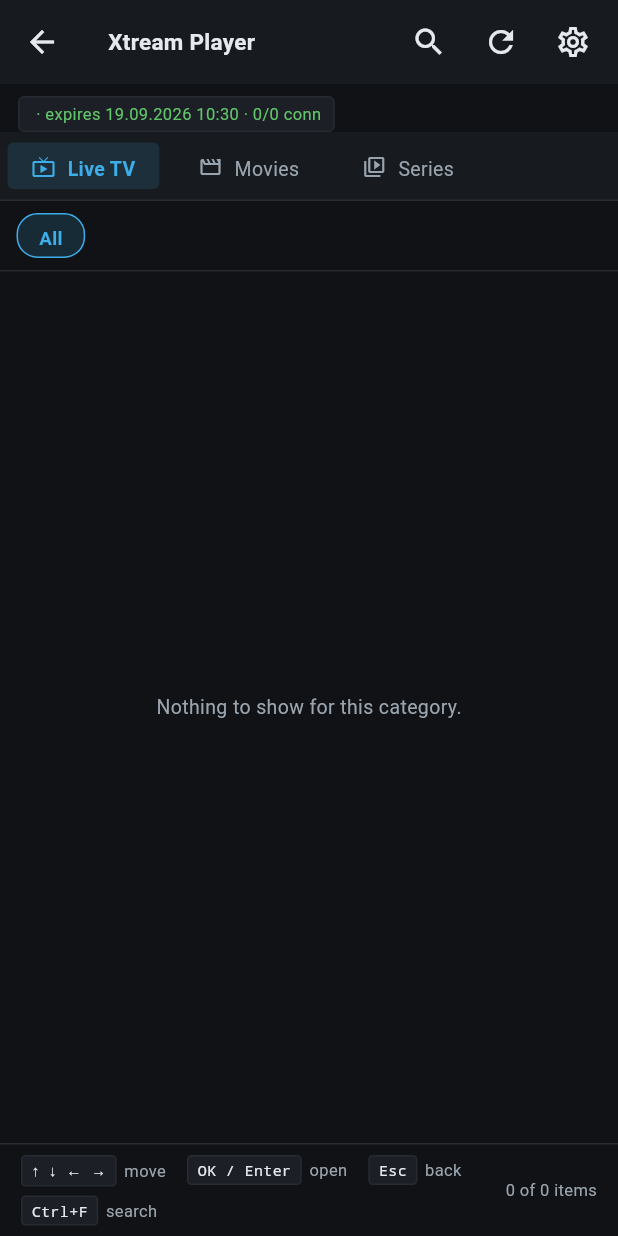
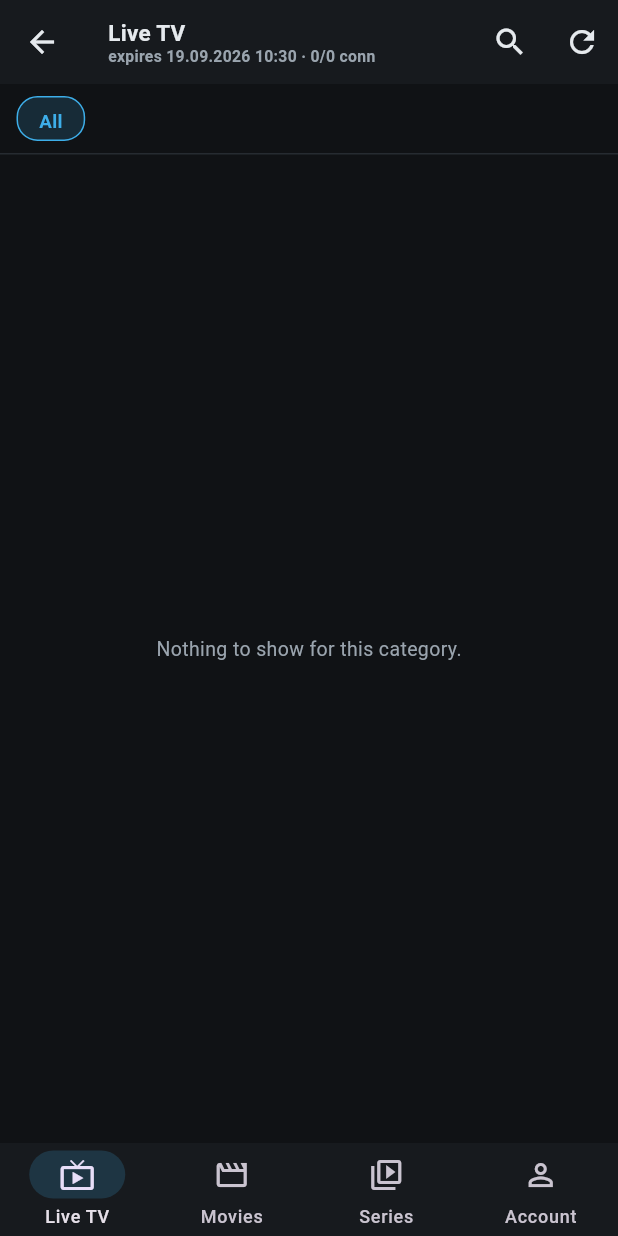
Before and after one commit to dcenhance/xt_client_flutter, a Flutter app: the HomeScreen screen opened directly, on a phone screen of 412 x 824 dp. Run offline on Flutter 3.47's test engine with Material 3 defaults, Android fonts, the phone set to English and light mode, and no system bars; our stand-ins replace shared_preferences; missing offline and left inert: media_kit, media_kit_video; accounts and stored records are empty.

Commit message:
Mobile bottom-navigation UI, iOS and macOS targets
- Android/iOS get a bottom navigation shell (Live TV, Movies, Series, Account)
  with category chips, search toggled from the app bar and the account summary
  as the app-bar subtitle; desktops keep the tab strip + category rail
- settings content is shared between the desktop sheet and the mobile Account tab
- URL rows stack label over a wrapping URL on narrow screens so nothing is clipped
- ios/ and macos/ targets scaffolded; Info.plist carries the NSAllowsArbitraryLoads
  exception plain-HTTP panels need
- CI: added a macOS/iOS job, release attaches all five artifacts

```diff
--- a/analysis_options.yaml
+++ b/analysis_options.yaml
@@ -15,6 +15,8 @@
     - android/**
     - windows/**
     - linux/**
+    - ios/**
+    - macos/**
 
 linter:
   # The lint rules applied to this project can be customized in the
--- a/lib/screens/home_screen.dart
+++ b/lib/screens/home_screen.dart
@@ -1,3 +1,5 @@
+import 'dart:io' show Platform;
+
 import 'package:flutter/material.dart';
 import 'package:flutter/services.dart';
 
@@ -21,6 +23,20 @@
   final _searchFocus = FocusNode();
   final _gridFocus = FocusNode();
   bool _searchOpen = false;
+  int _mobileIndex = 0;
+
+  static const _mobileTabs = <(String, IconData)>[
+    ('Live TV', Icons.live_tv_outlined),
+    ('Movies', Icons.movie_outlined),
+    ('Series', Icons.video_library_outlined),
+    ('Account', Icons.person_outline),
+  ];
+
+  static const _mobileTabsToContent = <ContentTab>[
+    ContentTab.live,
+    ContentTab.movies,
+    ContentTab.series,
+  ];
 
   @override
   void initState() {
@@ -41,6 +57,84 @@
     super.dispose();
   }
 
+  /// Bottom-navigation shell used on Android and iOS.
+  void _selectMobileTab(int index) {
+    setState(() => _mobileIndex = index);
+    if (index < _mobileTabsToContent.length) {
+      appState.setTab(_mobileTabsToContent[index]);
+    }
+  }
+
+  Widget _mobileShell(BuildContext context, AccountInfo? a) {
+    final onContent = _mobileIndex < _mobileTabsToContent.length;
+    return Scaffold(
+      appBar: AppBar(
+        title: onContent
+            ? Column(
+                mainAxisAlignment: MainAxisAlignment.center,
+                crossAxisAlignment: CrossAxisAlignment.start,
+                children: [
+                  Text(_mobileTabs[_mobileIndex].$1),
+                  if (a != null)
+                    Text(
+                      a.expired
+                          ? 'EXPIRED ${a.expiryLabel}'
+                          : 'expires ${a.expiryLabel} · ${a.activeConnections}/${a.maxConnections} conn',
+                      style: TextStyle(
+                        fontSize: 10.5,
+                        color: a.expired ? AppTheme.danger : AppTheme.muted,
+                      ),
+                    ),
+                ],
+              )
+            : const Text('Account'),
+        actions: [
+          if (onContent) ...[
+            IconButton(
+              tooltip: 'Search',
+              icon: Icon(appState.search.isEmpty ? Icons.search : Icons.search_off),
+              onPressed: () {
+                setState(() => _searchOpen = !_searchOpen);
+                if (_searchOpen) _searchFocus.requestFocus();
+              },
+            ),
+            IconButton(
+              tooltip: 'Reload',
+              icon: const Icon(Icons.refresh),
+              onPressed: () => appState.loadContent(appState.tab, refresh: true),
+            ),
+          ],
+        ],
+      ),
+      body: onContent
+          ? Column(
+              children: [
+                if (_searchOpen)
+                  Padding(
+                    padding: const EdgeInsets.fromLTRB(12, 8, 12, 0),
+                    child: _SearchField(controller: _searchController, focusNode: _searchFocus),
+                  ),
+                _CategoryChips(),
+                const Divider(height: 1),
+                Expanded(child: _ContentArea(gridFocus: _gridFocus)),
+                if (appState.busy) const LinearProgressIndicator(minHeight: 2),
+              ],
+            )
+          : const SettingsPage(),
+      bottomNavigationBar: NavigationBar(
+        height: 62,
+        backgroundColor: AppTheme.surface,
+        indicatorColor: AppTheme.accent.withValues(alpha: 0.18),
+        selectedIndex: _mobileIndex,
+        onDestinationSelected: _selectMobileTab,
+        destinations: [
+          for (final (label, icon) in _mobileTabs)
+            NavigationDestination(icon: Icon(icon), label: label),
+        ],
+      ),
+    );
+  }
+
   @override
   Widget build(BuildContext context) {
     return ListenableBuilder(
@@ -48,6 +142,11 @@
       builder: (context, _) {
         final a = appState.account;
         final narrow = MediaQuery.sizeOf(context).width < 720;
+        // Phones and tablets get a bottom navigation shell; desktops keep the
+        // tab strip + category rail.
+        if (Platform.isAndroid || Platform.isIOS) {
+          return _mobileShell(context, a);
+        }
         return CallbackShortcuts(
           bindings: {
             const SingleActivator(LogicalKeyboardKey.keyF, control: true): () =>
```
Also changed, not shown: lib/screens/settings_sheet.dart (+60 -20 lines), 72 other files.
